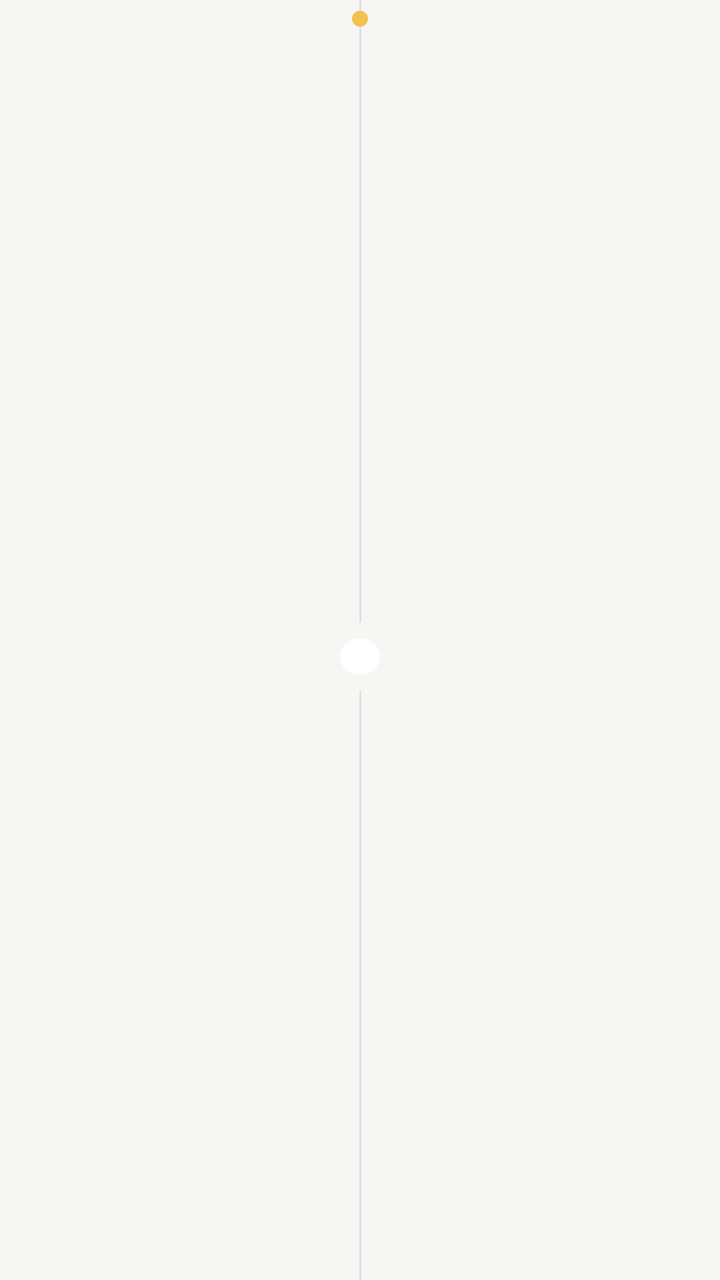
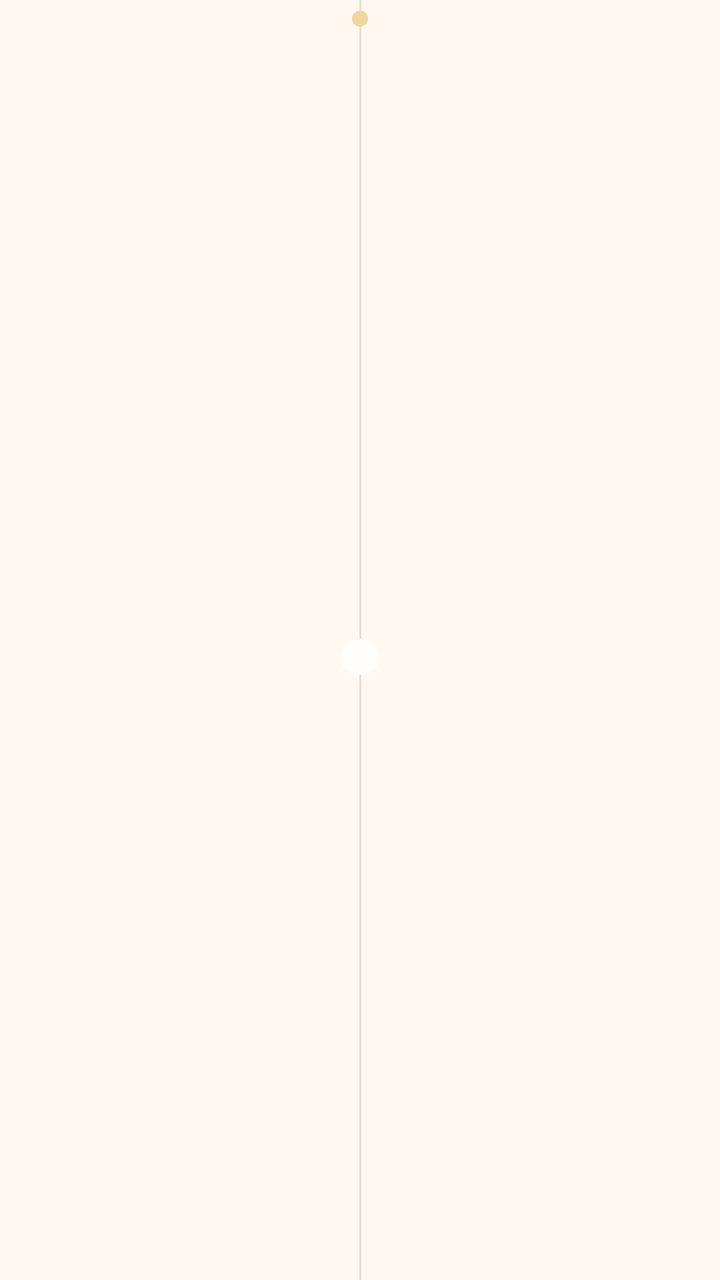

Screens rendered from an Android XML layout before and after an edit, with the pre-edit source and the edit as a unified diff.
<!-- AndroidManifest.xml: application theme Theme.Ledger -->
<!-- res/layout/item_transaction.xml -->
<?xml version="1.0" encoding="utf-8"?>
<androidx.constraintlayout.widget.ConstraintLayout xmlns:android="http://schemas.android.com/apk/res/android"
    xmlns:app="http://schemas.android.com/apk/res-auto"
    android:layout_width="match_parent"
    android:layout_height="72dp">

    <View
        android:id="@+id/viewTimelineTop"
        android:layout_width="1dp"
        android:layout_height="0dp"
        android:background="@color/divider"
        app:layout_constraintBottom_toTopOf="@id/cardBadge"
        app:layout_constraintEnd_toEndOf="parent"
        app:layout_constraintStart_toStartOf="parent"
        app:layout_constraintTop_toTopOf="parent" />

    <View
        android:id="@+id/viewTimelineBottom"
        android:layout_width="1dp"
        android:layout_height="0dp"
        android:background="@color/divider"
        app:layout_constraintBottom_toBottomOf="parent"
        app:layout_constraintEnd_toEndOf="parent"
        app:layout_constraintStart_toStartOf="parent"
        app:layout_constraintTop_toBottomOf="@id/cardBadge" />

    <TextView
        android:id="@+id/textDate"
        android:layout_width="0dp"
        android:layout_height="wrap_content"
        android:layout_marginTop="2dp"
        android:ellipsize="end"
        android:gravity="end"
        android:maxLines="1"
        android:textColor="@color/text_secondary"
        android:textSize="11sp"
        app:layout_constraintEnd_toStartOf="@id/viewHeaderDot"
        android:layout_marginEnd="20dp"
        app:layout_constraintStart_toStartOf="parent"
        app:layout_constraintTop_toTopOf="parent" />

    <View
        android:id="@+id/viewHeaderDot"
        android:layout_width="8dp"
        android:layout_height="8dp"
        android:background="@drawable/bg_timeline_dot"
        app:layout_constraintBottom_toBottomOf="@id/textDate"
        app:layout_constraintEnd_toEndOf="@id/viewTimelineTop"
        app:layout_constraintStart_toStartOf="@id/viewTimelineTop"
        app:layout_constraintTop_toTopOf="@id/textDate" />

    <TextView
        android:id="@+id/textDayExpense"
        android:layout_width="0dp"
        android:layout_height="wrap_content"
        android:layout_marginTop="2dp"
        android:ellipsize="end"
        android:maxLines="1"
        android:textColor="@color/text_secondary"
        android:textSize="11sp"
        android:layout_marginStart="20dp"
        app:layout_constraintEnd_toEndOf="parent"
        app:layout_constraintStart_toEndOf="@id/viewHeaderDot"
        app:layout_constraintTop_toTopOf="parent" />

    <com.google.android.material.card.MaterialCardView
        android:id="@+id/cardBadge"
        android:layout_width="34dp"
        android:layout_height="34dp"
        app:cardCornerRadius="17dp"
        app:cardElevation="0dp"
        app:layout_constraintBottom_toBottomOf="parent"
        app:layout_constraintEnd_toEndOf="@id/viewTimelineTop"
        app:layout_constraintStart_toStartOf="@id/viewTimelineTop"
        app:layout_constraintTop_toBottomOf="@id/textDate">

        <TextView
            android:id="@+id/textBadge"
            android:layout_width="match_parent"
            android:layout_height="match_parent"
            android:gravity="center"
            android:textColor="@color/white"
            android:textSize="15sp"
            android:textStyle="bold" />
    </com.google.android.material.card.MaterialCardView>

    <LinearLayout
        android:id="@+id/layoutIncomeSide"
        android:layout_width="0dp"
        android:layout_height="0dp"
        android:layout_marginEnd="2dp"
        android:gravity="end|center_vertical"
        android:orientation="horizontal"
        app:layout_constraintBottom_toBottomOf="@id/cardBadge"
        app:layout_constraintEnd_toStartOf="@id/cardBadge"
        app:layout_constraintStart_toStartOf="parent"
        app:layout_constraintTop_toTopOf="@id/cardBadge">

        <LinearLayout
            android:id="@+id/layoutIncomeActions"
            android:layout_width="wrap_content"
            android:layout_height="wrap_content"
            android:gravity="center_vertical"
            android:orientation="horizontal"
            android:visibility="gone">

            <ImageButton
                android:id="@+id/buttonIncomeEdit"
                android:layout_width="22dp"
                android:layout_height="22dp"
                android:background="?attr/selectableItemBackgroundBorderless"
                android:contentDescription="@string/action_edit"
                android:padding="1dp"
                android:src="@android:drawable/ic_menu_edit"
                android:tint="@color/expense" />

            <ImageButton
                android:id="@+id/buttonIncomeDelete"
                android:layout_width="22dp"
                android:layout_height="22dp"
                android:layout_marginStart="1dp"
                android:background="?attr/selectableItemBackgroundBorderless"
                android:contentDescription="@string/action_delete"
                android:padding="1dp"
                android:src="@android:drawable/ic_menu_delete"
                android:tint="@color/expense" />
        </LinearLayout>

        <LinearLayout
            android:layout_width="wrap_content"
            android:layout_height="wrap_content"
            android:layout_marginStart="6dp"
            android:gravity="end|center_vertical"
            android:orientation="vertical">

            <LinearLayout
                android:layout_width="wrap_content"
                android:layout_height="wrap_content"
                android:gravity="end|center_vertical"
                android:orientation="horizontal">

                <TextView
                    android:id="@+id/textIncomeTitle"
                    android:layout_width="wrap_content"
                    android:layout_height="wrap_content"
                    android:textColor="@color/text_secondary"
                    android:textSize="12sp" />

                <TextView
                    android:id="@+id/textIncomeAmount"
                    android:layout_width="wrap_content"
                    android:layout_height="wrap_content"
                    android:layout_marginStart="6dp"
                    android:textColor="@color/text_primary"
                    android:textSize="14sp"
                    android:textStyle="bold" />
            </LinearLayout>

            <TextView
                android:id="@+id/textIncomeSubtitle"
                android:layout_width="wrap_content"
                android:layout_height="wrap_content"
                android:layout_marginTop="1dp"
                android:ellipsize="end"
                android:gravity="end"
                android:maxLines="1"
                android:textColor="@color/text_secondary"
                android:textSize="11sp" />
        </LinearLayout>
    </LinearLayout>

    <LinearLayout
        android:id="@+id/layoutExpenseSide"
        android:layout_width="0dp"
        android:layout_height="0dp"
        android:layout_marginStart="2dp"
        android:gravity="center_vertical"
        android:orientation="horizontal"
        app:layout_constraintBottom_toBottomOf="@id/cardBadge"
        app:layout_constraintEnd_toEndOf="parent"
        app:layout_constraintStart_toEndOf="@id/cardBadge"
        app:layout_constraintTop_toTopOf="@id/cardBadge">

        <LinearLayout
            android:layout_width="wrap_content"
            android:layout_height="wrap_content"
            android:gravity="start|center_vertical"
            android:orientation="vertical">

            <LinearLayout
                android:layout_width="wrap_content"
                android:layout_height="wrap_content"
                android:gravity="center_vertical"
                android:orientation="horizontal">

                <TextView
                    android:id="@+id/textExpenseTitle"
                    android:layout_width="wrap_content"
                    android:layout_height="wrap_content"
                    android:textColor="@color/text_secondary"
                    android:textSize="12sp" />

                <TextView
                    android:id="@+id/textExpenseAmount"
                    android:layout_width="wrap_content"
                    android:layout_height="wrap_content"
                    android:layout_marginStart="6dp"
                    android:textColor="@color/text_primary"
                    android:textSize="14sp"
                    android:textStyle="bold" />
            </LinearLayout>

            <TextView
                android:id="@+id/textExpenseSubtitle"
                android:layout_width="wrap_content"
                android:layout_height="wrap_content"
                android:layout_marginTop="1dp"
                android:ellipsize="end"
                android:maxLines="1"
                android:textColor="@color/text_secondary"
                android:textSize="11sp" />
        </LinearLayout>

        <LinearLayout
            android:id="@+id/layoutExpenseActions"
            android:layout_width="wrap_content"
            android:layout_height="wrap_content"
            android:layout_marginStart="6dp"
            android:gravity="center_vertical"
            android:orientation="horizontal"
            android:visibility="gone">

            <ImageButton
                android:id="@+id/buttonExpenseEdit"
                android:layout_width="22dp"
                android:layout_height="22dp"
                android:background="?attr/selectableItemBackgroundBorderless"
                android:contentDescription="@string/action_edit"
                android:padding="1dp"
                android:src="@android:drawable/ic_menu_edit"
                android:tint="@color/expense" />

            <ImageButton
                android:id="@+id/buttonExpenseDelete"
                android:layout_width="22dp"
                android:layout_height="22dp"
                android:layout_marginStart="1dp"
                android:background="?attr/selectableItemBackgroundBorderless"
                android:contentDescription="@string/action_delete"
                android:padding="1dp"
                android:src="@android:drawable/ic_menu_delete"
                android:tint="@color/expense" />
        </LinearLayout>
    </LinearLayout>

</androidx.constraintlayout.widget.ConstraintLayout>
<!-- resources referenced by this layout -->
<resources>
  <color name="divider">#D9E2EC</color>
  <color name="expense">#C44536</color>
  <color name="text_primary">#1F2933</color>
  <color name="text_secondary">#52606D</color>
  <color name="white">#FFFFFFFF</color>
  <!-- drawable bg_timeline_dot (drawable) -->
  <?xml version="1.0" encoding="utf-8"?>
  <shape xmlns:android="http://schemas.android.com/apk/res/android" android:shape="oval">
      <size
          android:width="8dp"
          android:height="8dp" />
      <solid android:color="@color/brand_secondary" />
  </shape>
  <string name="action_delete">删除</string>
  <string name="action_edit">编辑</string>
  <style name="Theme.Ledger" parent="Theme.MaterialComponents.DayNight.NoActionBar">
          <item name="colorPrimary">@color/brand_primary</item>
          <item name="colorPrimaryVariant">@color/brand_primary_dark</item>
          <item name="colorOnPrimary">@color/white</item>
          <item name="colorSecondary">@color/brand_secondary</item>
          <item name="colorSecondaryVariant">@color/brand_secondary</item>
          <item name="colorOnSecondary">@color/black</item>
          <item name="android:statusBarColor">?attr/colorPrimaryVariant</item>
          <item name="android:windowBackground">@color/surface_background</item>
          <item name="android:navigationBarColor">@color/surface_card</item>
          <item name="materialCardViewStyle">@style/Widget.Ledger.Card</item>
      </style>
  <color name="brand_secondary">#F2C14E</color>
  <color name="brand_primary">#1B6B5C</color>
  <color name="brand_primary_dark">#124D42</color>
  <color name="black">#FF000000</color>
  <color name="surface_background">#F7F6F2</color>
  <color name="surface_card">#FFFFFFFF</color>
  <style name="Widget.Ledger.Card" parent="Widget.MaterialComponents.CardView">
          <item name="cardBackgroundColor">@color/surface_card</item>
          <item name="cardCornerRadius">16dp</item>
          <item name="cardUseCompatPadding">true</item>
      </style>
</resources>

<!-- the commit's change to res/layout/item_transaction.xml (unified diff, before → after) -->
@@ -5,37 +5,27 @@
     android:layout_height="72dp">
 
     <View
-        android:id="@+id/viewTimelineTop"
-        android:layout_width="1dp"
-        android:layout_height="0dp"
-        android:background="@color/divider"
-        app:layout_constraintBottom_toTopOf="@id/cardBadge"
-        app:layout_constraintEnd_toEndOf="parent"
-        app:layout_constraintStart_toStartOf="parent"
-        app:layout_constraintTop_toTopOf="parent" />
-
-    <View
-        android:id="@+id/viewTimelineBottom"
+        android:id="@+id/viewTimelineLine"
         android:layout_width="1dp"
         android:layout_height="0dp"
         android:background="@color/divider"
         app:layout_constraintBottom_toBottomOf="parent"
         app:layout_constraintEnd_toEndOf="parent"
         app:layout_constraintStart_toStartOf="parent"
-        app:layout_constraintTop_toBottomOf="@id/cardBadge" />
+        app:layout_constraintTop_toTopOf="parent" />
 
     <TextView
         android:id="@+id/textDate"
         android:layout_width="0dp"
         android:layout_height="wrap_content"
         android:layout_marginTop="2dp"
+        android:layout_marginEnd="20dp"
         android:ellipsize="end"
         android:gravity="end"
         android:maxLines="1"
         android:textColor="@color/text_secondary"
         android:textSize="11sp"
-        app:layout_constraintEnd_toStartOf="@id/viewHeaderDot"
-        android:layout_marginEnd="20dp"
+        app:layout_constraintEnd_toStartOf="@id/viewTimelineLine"
         app:layout_constraintStart_toStartOf="parent"
         app:layout_constraintTop_toTopOf="parent" />
 
@@ -45,22 +35,22 @@
         android:layout_height="8dp"
         android:background="@drawable/bg_timeline_dot"
         app:layout_constraintBottom_toBottomOf="@id/textDate"
-        app:layout_constraintEnd_toEndOf="@id/viewTimelineTop"
-        app:layout_constraintStart_toStartOf="@id/viewTimelineTop"
+        app:layout_constraintEnd_toEndOf="@id/viewTimelineLine"
+        app:layout_constraintStart_toStartOf="@id/viewTimelineLine"
         app:layout_constraintTop_toTopOf="@id/textDate" />
 
     <TextView
         android:id="@+id/textDayExpense"
         android:layout_width="0dp"
         android:layout_height="wrap_content"
+        android:layout_marginStart="20dp"
         android:layout_marginTop="2dp"
         android:ellipsize="end"
         android:maxLines="1"
         android:textColor="@color/text_secondary"
         android:textSize="11sp"
-        android:layout_marginStart="20dp"
         app:layout_constraintEnd_toEndOf="parent"
-        app:layout_constraintStart_toEndOf="@id/viewHeaderDot"
+        app:layout_constraintStart_toEndOf="@id/viewTimelineLine"
         app:layout_constraintTop_toTopOf="parent" />
 
     <com.google.android.material.card.MaterialCardView
@@ -70,18 +60,19 @@
         app:cardCornerRadius="17dp"
         app:cardElevation="0dp"
         app:layout_constraintBottom_toBottomOf="parent"
-        app:layout_constraintEnd_toEndOf="@id/viewTimelineTop"
-        app:layout_constraintStart_toStartOf="@id/viewTimelineTop"
+        app:layout_constraintEnd_toEndOf="@id/viewTimelineLine"
+        app:layout_constraintStart_toStartOf="@id/viewTimelineLine"
         app:layout_constraintTop_toBottomOf="@id/textDate">
 
-        <TextView
+        <ImageView
             android:id="@+id/textBadge"
             android:layout_width="match_parent"
             android:layout_height="match_parent"
-            android:gravity="center"
-            android:textColor="@color/white"
-            android:textSize="15sp"
-            android:textStyle="bold" />
+            android:contentDescription="@null"
+            android:padding="2dp"
+            android:scaleX="1.2"
+            android:scaleY="1.2"
+            android:scaleType="fitCenter" />
     </com.google.android.material.card.MaterialCardView>
 
     <LinearLayout
@@ -111,8 +102,7 @@
                 android:background="?attr/selectableItemBackgroundBorderless"
                 android:contentDescription="@string/action_edit"
                 android:padding="1dp"
-                android:src="@android:drawable/ic_menu_edit"
-                android:tint="@color/expense" />
+                android:src="@drawable/ic_action_edit" />
 
             <ImageButton
                 android:id="@+id/buttonIncomeDelete"
@@ -122,14 +112,13 @@
                 android:background="?attr/selectableItemBackgroundBorderless"
                 android:contentDescription="@string/action_delete"
                 android:padding="1dp"
-                android:src="@android:drawable/ic_menu_delete"
-                android:tint="@color/expense" />
-        </LinearLayout>
-
-        <LinearLayout
-            android:layout_width="wrap_content"
-            android:layout_height="wrap_content"
-            android:layout_marginStart="6dp"
+                android:src="@drawable/ic_action_delete" />
+        </LinearLayout>
+
+        <LinearLayout
+            android:layout_width="wrap_content"
+            android:layout_height="wrap_content"
+            android:layout_marginStart="4dp"
             android:gravity="end|center_vertical"
             android:orientation="vertical">
 
@@ -225,7 +214,7 @@
             android:id="@+id/layoutExpenseActions"
             android:layout_width="wrap_content"
             android:layout_height="wrap_content"
-            android:layout_marginStart="6dp"
+            android:layout_marginStart="4dp"
             android:gravity="center_vertical"
             android:orientation="horizontal"
             android:visibility="gone">
@@ -237,8 +226,7 @@
                 android:background="?attr/selectableItemBackgroundBorderless"
                 android:contentDescription="@string/action_edit"
                 android:padding="1dp"
-                android:src="@android:drawable/ic_menu_edit"
-                android:tint="@color/expense" />
+                android:src="@drawable/ic_action_edit" />
 
             <ImageButton
                 android:id="@+id/buttonExpenseDelete"
@@ -248,8 +236,7 @@
                 android:background="?attr/selectableItemBackgroundBorderless"
                 android:contentDescription="@string/action_delete"
                 android:padding="1dp"
-                android:src="@android:drawable/ic_menu_delete"
-                android:tint="@color/expense" />
+                android:src="@drawable/ic_action_delete" />
         </LinearLayout>
     </LinearLayout>
 
<!-- resource entries referenced after the edit -->
@@ -1,10 +1,8 @@
 <!-- resources referenced by this layout -->
 <resources>
-  <color name="divider">#D9E2EC</color>
-  <color name="expense">#C44536</color>
-  <color name="text_primary">#1F2933</color>
-  <color name="text_secondary">#52606D</color>
-  <color name="white">#FFFFFFFF</color>
+  <color name="divider">#E9DDD0</color>
+  <color name="text_primary">#594A43</color>
+  <color name="text_secondary">#857168</color>
   <!-- drawable bg_timeline_dot (drawable) -->
   <?xml version="1.0" encoding="utf-8"?>
   <shape xmlns:android="http://schemas.android.com/apk/res/android" android:shape="oval">
@@ -13,26 +11,58 @@
           android:height="8dp" />
       <solid android:color="@color/brand_secondary" />
   </shape>
+  <!-- drawable ic_action_delete (drawable) -->
+  <?xml version="1.0" encoding="utf-8"?>
+  <vector xmlns:android="http://schemas.android.com/apk/res/android"
+      android:width="24dp"
+      android:height="24dp"
+      android:viewportWidth="24"
+      android:viewportHeight="24">
+      <path
+          android:fillColor="@android:color/transparent"
+          android:pathData="M5,7H19M9,7V5H15V7M8,7V19H16V7M10,11V16M14,11V16"
+          android:strokeColor="@color/danger"
+          android:strokeLineCap="round"
+          android:strokeLineJoin="round"
+          android:strokeWidth="1.8" />
+  </vector>
+  <!-- drawable ic_action_edit (drawable) -->
+  <?xml version="1.0" encoding="utf-8"?>
+  <vector xmlns:android="http://schemas.android.com/apk/res/android"
+      android:width="24dp"
+      android:height="24dp"
+      android:viewportWidth="24"
+      android:viewportHeight="24">
+      <path
+          android:fillColor="@android:color/transparent"
+          android:pathData="M5,16.5V19H7.5L16.2,10.3L13.7,7.8L5,16.5ZM18.6,7.9C18.9,7.6 18.9,7.1 18.6,6.8L17.2,5.4C16.9,5.1 16.4,5.1 16.1,5.4L14.6,6.9L17.1,9.4L18.6,7.9Z"
+          android:strokeColor="@color/danger"
+          android:strokeLineJoin="round"
+          android:strokeWidth="1.2" />
+  </vector>
   <string name="action_delete">删除</string>
   <string name="action_edit">编辑</string>
   <style name="Theme.Ledger" parent="Theme.MaterialComponents.DayNight.NoActionBar">
           <item name="colorPrimary">@color/brand_primary</item>
           <item name="colorPrimaryVariant">@color/brand_primary_dark</item>
-          <item name="colorOnPrimary">@color/white</item>
+          <item name="colorOnPrimary">@color/text_inverse</item>
           <item name="colorSecondary">@color/brand_secondary</item>
           <item name="colorSecondaryVariant">@color/brand_secondary</item>
-          <item name="colorOnSecondary">@color/black</item>
+          <item name="colorOnSecondary">@color/text_primary</item>
           <item name="android:statusBarColor">?attr/colorPrimaryVariant</item>
           <item name="android:windowBackground">@color/surface_background</item>
           <item name="android:navigationBarColor">@color/surface_card</item>
           <item name="materialCardViewStyle">@style/Widget.Ledger.Card</item>
+          <item name="android:textColorPrimary">@color/text_primary</item>
+          <item name="android:textColorSecondary">@color/text_secondary</item>
       </style>
-  <color name="brand_secondary">#F2C14E</color>
-  <color name="brand_primary">#1B6B5C</color>
-  <color name="brand_primary_dark">#124D42</color>
-  <color name="black">#FF000000</color>
-  <color name="surface_background">#F7F6F2</color>
-  <color name="surface_card">#FFFFFFFF</color>
+  <color name="brand_secondary">#F1D79A</color>
+  <color name="danger">#D98574</color>
+  <color name="brand_primary">#8FC9B4</color>
+  <color name="brand_primary_dark">#78B59E</color>
+  <color name="text_inverse">#FFFFFFFF</color>
+  <color name="surface_background">#FFF8F0</color>
+  <color name="surface_card">#FFFDF9</color>
   <style name="Widget.Ledger.Card" parent="Widget.MaterialComponents.CardView">
           <item name="cardBackgroundColor">@color/surface_card</item>
           <item name="cardCornerRadius">16dp</item>
